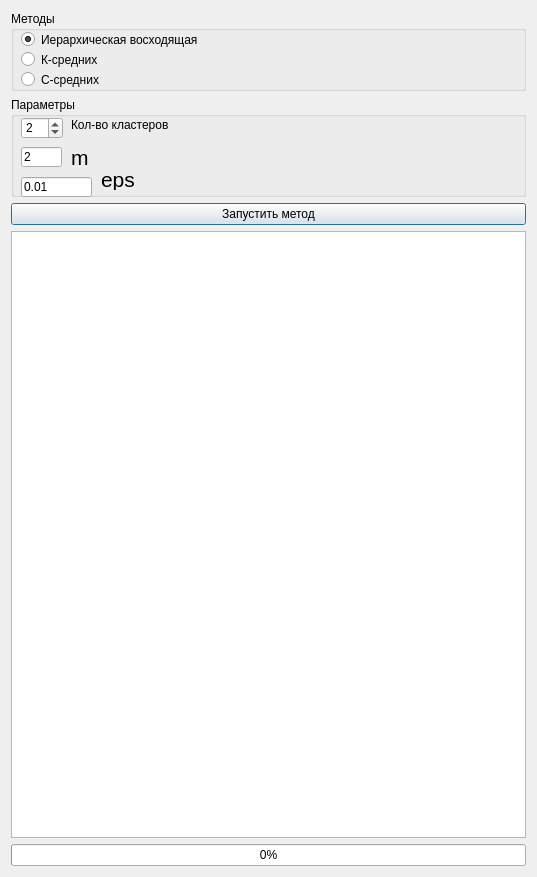
Above: sources/DialogConfigClasterization.ui from AndreyTulyakov/TextStageProcessor before the change. Below: the same form after it.
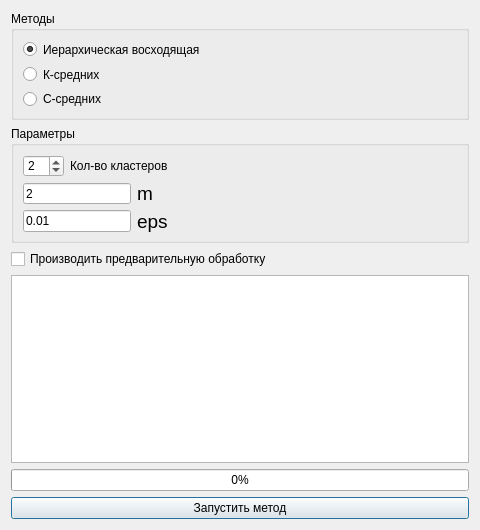
That is the form after the change.

```diff
--- a/sources/DialogConfigClasterization.ui
+++ b/sources/DialogConfigClasterization.ui
@@ -6,10 +6,16 @@
    <rect>
     <x>0</x>
     <y>0</y>
-    <width>537</width>
-    <height>877</height>
+    <width>480</width>
+    <height>530</height>
    </rect>
   </property>
+  <property name="minimumSize">
+   <size>
+    <width>480</width>
+    <height>530</height>
+   </size>
+  </property>
   <property name="windowTitle">
    <string>Кластеризация</string>
   </property>
@@ -28,15 +34,9 @@
      <property name="flat">
       <bool>false</bool>
      </property>
+     <layout class="QVBoxLayout" name="verticalLayout_2">
+      <item>
      <widget class="QRadioButton" name="radioButton_Hierarhy">
-      <property name="geometry">
-       <rect>
-        <x>10</x>
-        <y>20</y>
-        <width>500</width>
-        <height>17</height>
-       </rect>
-      </property>
       <property name="minimumSize">
        <size>
         <width>500</width>
@@ -50,15 +50,9 @@
        <bool>true</bool>
       </property>
      </widget>
+      </item>
+      <item>
      <widget class="QRadioButton" name="radioButton_KMiddle">
-      <property name="geometry">
-       <rect>
-        <x>10</x>
-        <y>40</y>
-        <width>82</width>
-        <height>17</height>
-       </rect>
-      </property>
       <property name="text">
        <string>К-средних</string>
       </property>
@@ -72,15 +66,9 @@
        <number>300</number>
       </property>
      </widget>
+      </item>
+      <item>
      <widget class="QRadioButton" name="radioButton_SMiddle">
-      <property name="geometry">
-       <rect>
-        <x>10</x>
-        <y>60</y>
-        <width>82</width>
-        <height>17</height>
-       </rect>
-      </property>
       <property name="text">
        <string>С-средних</string>
       </property>
@@ -88,6 +76,8 @@
        <bool>false</bool>
       </property>
      </widget>
+      </item>
+     </layout>
     </widget>
    </item>
    <item>
@@ -110,30 +100,41 @@
      <property name="title">
       <string>Параметры</string>
      </property>
+     <layout class="QGridLayout" name="gridLayout">
+      <item row="0" column="0">
+       <layout class="QHBoxLayout" name="horizontalLayout">
+        <item>
      <widget class="QSpinBox" name="spinBox">
-      <property name="geometry">
-       <rect>
-        <x>10</x>
-        <y>20</y>
-        <width>42</width>
-        <height>22</height>
-       </rect>
+          <property name="sizePolicy">
+           <sizepolicy hsizetype="Maximum" vsizetype="Fixed">
+            <horstretch>0</horstretch>
+            <verstretch>0</verstretch>
+           </sizepolicy>
+          </property>
+          <property name="minimumSize">
+           <size>
+            <width>40</width>
+            <height>0</height>
+           </size>
+          </property>
+          <property name="mouseTracking">
+           <bool>true</bool>
+          </property>
+          <property name="acceptDrops">
+           <bool>true</bool>
+          </property>
+          <property name="frame">
+           <bool>true</bool>
       </property>
       <property name="value">
        <number>2</number>
       </property>
      </widget>
+        </item>
+        <item>
      <widget class="QLabel" name="label_2">
-      <property name="geometry">
-       <rect>
-        <x>60</x>
-        <y>20</y>
-        <width>451</width>
-        <height>16</height>
-       </rect>
-      </property>
       <property name="sizePolicy">
-       <sizepolicy hsizetype="Expanding" vsizetype="Preferred">
+           <sizepolicy hsizetype="Preferred" vsizetype="Preferred">
         <horstretch>0</horstretch>
         <verstretch>0</verstretch>
        </sizepolicy>
@@ -142,74 +143,125 @@
        <string>Кол-во кластеров</string>
       </property>
      </widget>
+        </item>
+        <item>
+         <spacer name="horizontalSpacer">
+          <property name="orientation">
+           <enum>Qt::Horizontal</enum>
+          </property>
+          <property name="sizeHint" stdset="0">
+           <size>
+            <width>40</width>
+            <height>20</height>
+           </size>
+          </property>
+         </spacer>
+        </item>
+       </layout>
+      </item>
+      <item row="2" column="0">
+       <layout class="QHBoxLayout" name="horizontalLayout_2">
+        <item>
      <widget class="QLineEdit" name="lineEdit">
-      <property name="geometry">
-       <rect>
-        <x>10</x>
-        <y>50</y>
-        <width>41</width>
-        <height>20</height>
-       </rect>
+          <property name="sizePolicy">
+           <sizepolicy hsizetype="Maximum" vsizetype="Fixed">
+            <horstretch>0</horstretch>
+            <verstretch>0</verstretch>
+           </sizepolicy>
+          </property>
+          <property name="minimumSize">
+           <size>
+            <width>20</width>
+            <height>0</height>
+           </size>
       </property>
       <property name="text">
        <string>2</string>
       </property>
      </widget>
+        </item>
+        <item>
      <widget class="QLabel" name="label_3">
-      <property name="geometry">
-       <rect>
-        <x>60</x>
-        <y>50</y>
-        <width>47</width>
-        <height>20</height>
-       </rect>
-      </property>
       <property name="font">
        <font>
-        <pointsize>16</pointsize>
+            <pointsize>14</pointsize>
        </font>
       </property>
       <property name="text">
        <string>m</string>
       </property>
      </widget>
+        </item>
+        <item>
+         <spacer name="horizontalSpacer_2">
+          <property name="orientation">
+           <enum>Qt::Horizontal</enum>
+          </property>
+          <property name="sizeHint" stdset="0">
+           <size>
+            <width>40</width>
+            <height>20</height>
+           </size>
+          </property>
+         </spacer>
+        </item>
+       </layout>
+      </item>
+      <item row="3" column="0">
+       <layout class="QHBoxLayout" name="horizontalLayout_3">
+        <item>
      <widget class="QLineEdit" name="lineEdit_2">
-      <property name="geometry">
-       <rect>
-        <x>10</x>
-        <y>80</y>
-        <width>71</width>
-        <height>20</height>
-       </rect>
+          <property name="sizePolicy">
+           <sizepolicy hsizetype="Maximum" vsizetype="Fixed">
+            <horstretch>0</horstretch>
+            <verstretch>0</verstretch>
+           </sizepolicy>
+          </property>
+          <property name="minimumSize">
+           <size>
+            <width>20</width>
+            <height>0</height>
+           </size>
       </property>
       <property name="text">
        <string>0.01</string>
       </property>
      </widget>
+        </item>
+        <item>
      <widget class="QLabel" name="label_4">
-      <property name="geometry">
-       <rect>
-        <x>90</x>
-        <y>72</y>
-        <width>47</width>
-        <height>21</height>
-       </rect>
-      </property>
       <property name="font">
        <font>
-        <pointsize>16</pointsize>
+            <pointsize>14</pointsize>
        </font>
       </property>
       <property name="text">
        <string>eps</string>
       </property>
      </widget>
+        </item>
+        <item>
+         <spacer name="horizontalSpacer_3">
+          <property name="orientation">
+           <enum>Qt::Horizontal</enum>
+          </property>
+          <property name="sizeHint" stdset="0">
+           <size>
+            <width>40</width>
+            <height>20</height>
+           </size>
+          </property>
+         </spacer>
+        </item>
+       </layout>
+      </item>
+     </layout>
     </widget>
    </item>
    <item>
-    <widget class="QPushButton" name="startMethod">
+    <widget class="QCheckBox" name="checkBoxNeedPreprocessing">
      <property name="text">
-      <string>Запустить метод</string>
+      <string>Производить предварительную обработку</string>
      </property>
     </widget>
    </item>
@@ -227,6 +279,13 @@
      </property>
     </widget>
    </item>
+   <item>
+    <widget class="QPushButton" name="startMethod">
+     <property name="text">
+      <string>Запустить метод</string>
+     </property>
+    </widget>
+   </item>
   </layout>
  </widget>
  <resources/>
```
Lines whose indentation alone changed are shown as unchanged.
